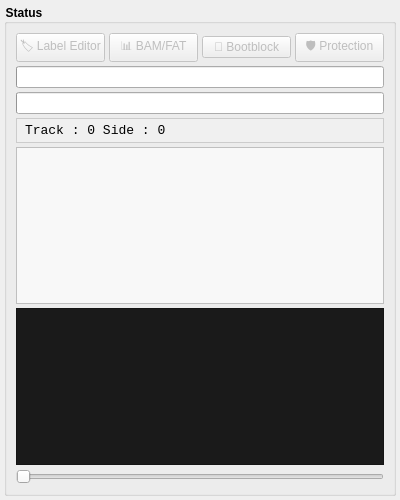
Qt form forms/tab_status.ui (Axel051171/UnifiedFloppyTool) before a commit.
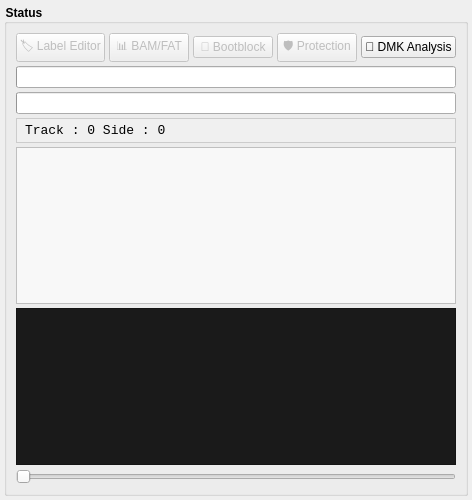
The same form after that commit.

Patch:
```diff
--- a/forms/tab_status.ui
+++ b/forms/tab_status.ui
@@ -51,6 +51,12 @@
           <property name="enabled"><bool>false</bool></property>
          </widget>
         </item>
+        <item>
+         <widget class="QPushButton" name="btnDmkAnalysis">
+          <property name="text"><string>🔎 DMK Analysis</string></property>
+          <property name="toolTip"><string>Analyze DMK disk image structure (TRS-80)</string></property>
+         </widget>
+        </item>
        </layout>
       </item>
       
```
